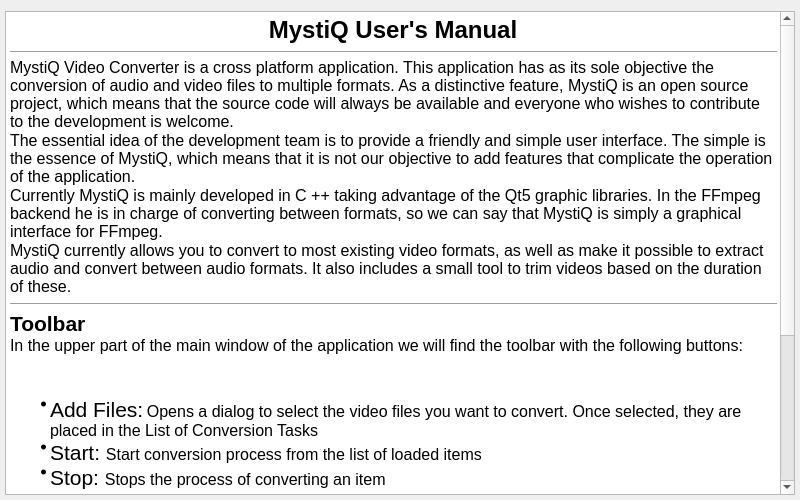
Above: ui/helpmystiqdialog.ui from swl-x/MystiQ before the change. Below: the same form after it.
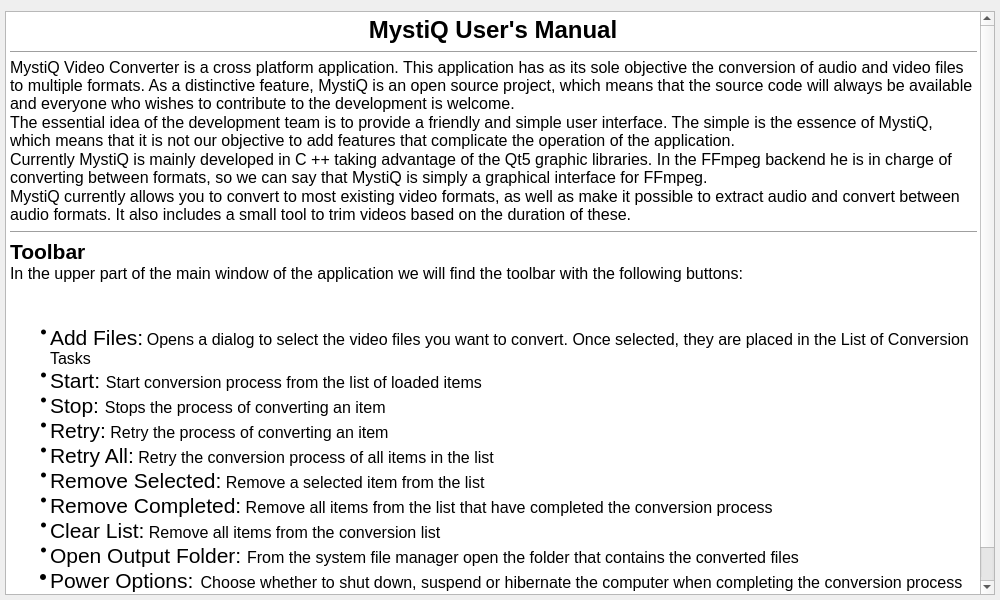
That is the form after the change. Icons and pictures are not drawn.

Commit message: Updating User's Manual

The edit to the form file:
```diff
--- a/ui/helpmystiqdialog.ui
+++ b/ui/helpmystiqdialog.ui
@@ -9,8 +9,8 @@
    <rect>
     <x>0</x>
     <y>0</y>
-    <width>800</width>
-    <height>500</height>
+    <width>1000</width>
+    <height>600</height>
    </rect>
   </property>
   <property name="minimumSize">
```
Left out of the diff: 2 changed lines with no effect on the pictures. The commit also changes 2 other files.
